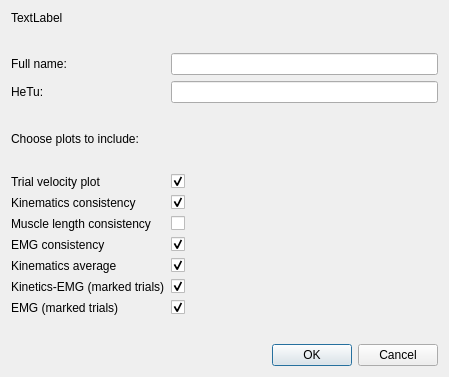
Above: gaitutils/nexus_scripts/hetu_dialog.ui from NCH-Motion-Laboratory/gaitutils before the change. Below: the same form after it.
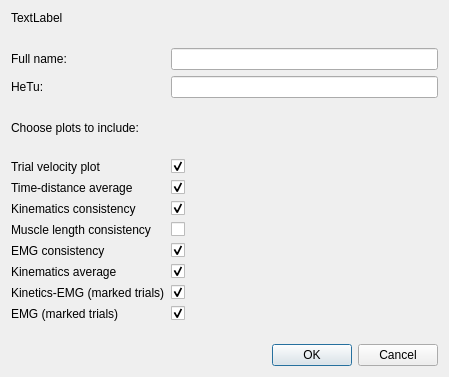
That is the form after the change.

Commit message: time-dist plot into full report

The edit to the form file:
```diff
--- a/gaitutils/nexus_scripts/hetu_dialog.ui
+++ b/gaitutils/nexus_scripts/hetu_dialog.ui
@@ -88,26 +88,26 @@
        </property>
       </widget>
      </item>
-     <item row="8" column="1">
-      <widget class="QCheckBox" name="cbKinCons">
-       <property name="sizePolicy">
-        <sizepolicy hsizetype="Minimum" vsizetype="Fixed">
-         <horstretch>0</horstretch>
-         <verstretch>0</verstretch>
-        </sizepolicy>
-       </property>
-       <property name="layoutDirection">
-        <enum>Qt::LeftToRight</enum>
-       </property>
-       <property name="text">
-        <string/>
-       </property>
-       <property name="checked">
-        <bool>true</bool>
-       </property>
-      </widget>
-     </item>
      <item row="9" column="1">
+      <widget class="QCheckBox" name="cbKinCons">
+       <property name="sizePolicy">
+        <sizepolicy hsizetype="Minimum" vsizetype="Fixed">
+         <horstretch>0</horstretch>
+         <verstretch>0</verstretch>
+        </sizepolicy>
+       </property>
+       <property name="layoutDirection">
+        <enum>Qt::LeftToRight</enum>
+       </property>
+       <property name="text">
+        <string/>
+       </property>
+       <property name="checked">
+        <bool>true</bool>
+       </property>
+      </widget>
+     </item>
+     <item row="10" column="1">
       <widget class="QCheckBox" name="cbMuscleLenCons">
        <property name="sizePolicy">
         <sizepolicy hsizetype="Minimum" vsizetype="Fixed">
@@ -126,27 +126,8 @@
        </property>
       </widget>
      </item>
-     <item row="10" column="1">
-      <widget class="QCheckBox" name="cbEMGCons">
-       <property name="sizePolicy">
-        <sizepolicy hsizetype="Minimum" vsizetype="Fixed">
-         <horstretch>0</horstretch>
-         <verstretch>0</verstretch>
-        </sizepolicy>
-       </property>
-       <property name="layoutDirection">
-        <enum>Qt::LeftToRight</enum>
-       </property>
-       <property name="text">
-        <string/>
-       </property>
-       <property name="checked">
-        <bool>true</bool>
-       </property>
-      </widget>
-     </item>
      <item row="11" column="1">
-      <widget class="QCheckBox" name="cbKinAverage">
+      <widget class="QCheckBox" name="cbEMGCons">
        <property name="sizePolicy">
         <sizepolicy hsizetype="Minimum" vsizetype="Fixed">
          <horstretch>0</horstretch>
@@ -165,7 +146,7 @@
       </widget>
      </item>
      <item row="12" column="1">
-      <widget class="QCheckBox" name="cbKinEMGMarked">
+      <widget class="QCheckBox" name="cbKinAverage">
        <property name="sizePolicy">
         <sizepolicy hsizetype="Minimum" vsizetype="Fixed">
          <horstretch>0</horstretch>
@@ -184,6 +165,25 @@
       </widget>
      </item>
      <item row="13" column="1">
+      <widget class="QCheckBox" name="cbKinEMGMarked">
+       <property name="sizePolicy">
+        <sizepolicy hsizetype="Minimum" vsizetype="Fixed">
+         <horstretch>0</horstretch>
+         <verstretch>0</verstretch>
+        </sizepolicy>
+       </property>
+       <property name="layoutDirection">
+        <enum>Qt::LeftToRight</enum>
+       </property>
+       <property name="text">
+        <string/>
+       </property>
+       <property name="checked">
+        <bool>true</bool>
+       </property>
+      </widget>
+     </item>
+     <item row="14" column="1">
       <widget class="QCheckBox" name="cbEMGMarked">
        <property name="sizePolicy">
         <sizepolicy hsizetype="Minimum" vsizetype="Fixed">
@@ -209,42 +209,42 @@
        </property>
       </widget>
      </item>
-     <item row="8" column="0">
+     <item row="9" column="0">
       <widget class="QLabel" name="label_5">
        <property name="text">
         <string>Kinematics consistency</string>
        </property>
       </widget>
      </item>
-     <item row="9" column="0">
+     <item row="10" column="0">
       <widget class="QLabel" name="label_6">
        <property name="text">
         <string>Muscle length consistency</string>
        </property>
       </widget>
      </item>
-     <item row="10" column="0">
+     <item row="11" column="0">
       <widget class="QLabel" name="label_7">
        <property name="text">
         <string>EMG consistency</string>
        </property>
       </widget>
      </item>
-     <item row="11" column="0">
+     <item row="12" column="0">
       <widget class="QLabel" name="label_8">
        <property name="text">
         <string>Kinematics average</string>
        </property>
       </widget>
      </item>
-     <item row="12" column="0">
+     <item row="13" column="0">
       <widget class="QLabel" name="label_9">
        <property name="text">
         <string>Kinetics-EMG (marked trials)</string>
        </property>
       </widget>
      </item>
-     <item row="13" column="0">
+     <item row="14" column="0">
       <widget class="QLabel" name="label_10">
        <property name="text">
         <string>EMG (marked trials)</string>
@@ -264,7 +264,7 @@
        </property>
       </spacer>
      </item>
-     <item row="14" column="0">
+     <item row="15" column="0">
       <spacer name="verticalSpacer_4">
        <property name="orientation">
         <enum>Qt::Vertical</enum>
@@ -287,6 +287,23 @@
        </property>
       </widget>
      </item>
+     <item row="8" column="1">
+      <widget class="QCheckBox" name="cbTimeDistAverage">
+       <property name="text">
+        <string/>
+       </property>
+       <property name="checked">
+        <bool>true</bool>
+       </property>
+      </widget>
+     </item>
+     <item row="8" column="0">
+      <widget class="QLabel" name="label_11">
+       <property name="text">
+        <string>Time-distance average</string>
+       </property>
+      </widget>
+     </item>
     </layout>
    </item>
    <item>
```
The commit also changes 4 other files.
